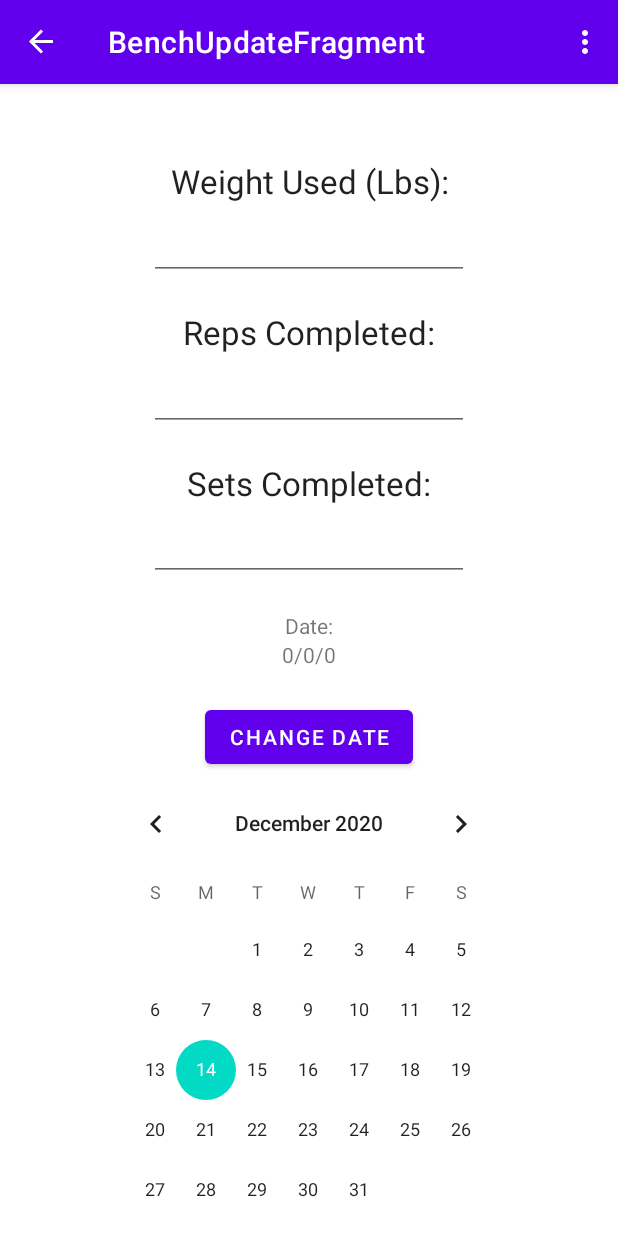
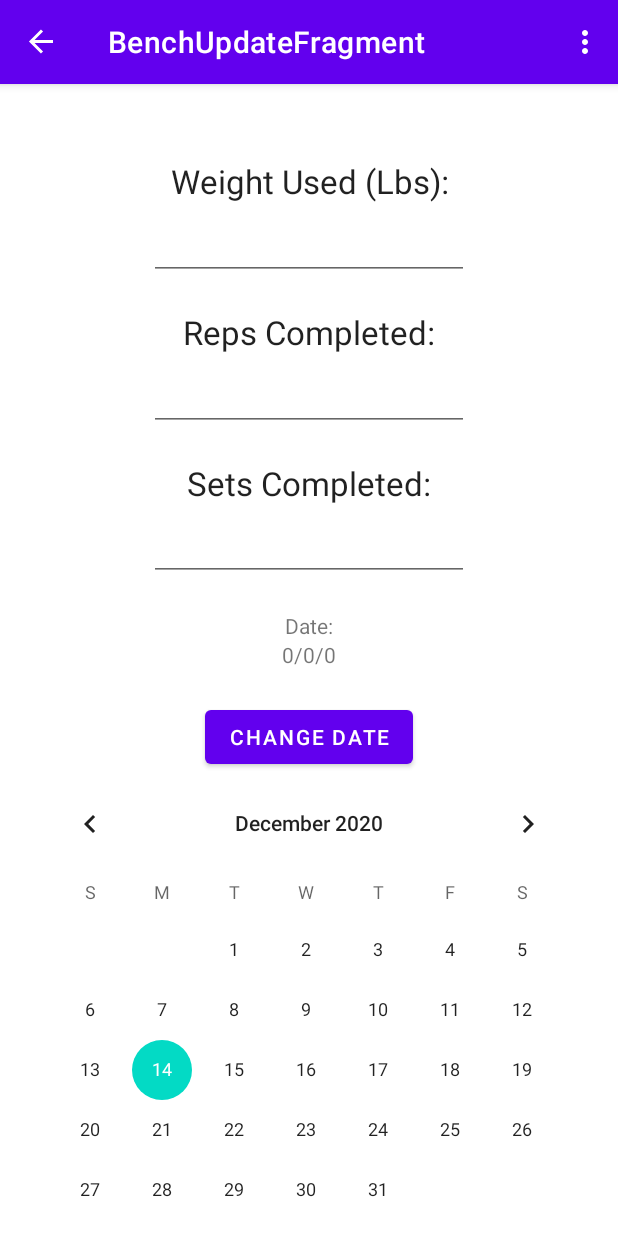
Before and after one commit to wrimicha/WorkoutPal, an Android app: the BenchUpdateFragment screen opened through its navigation route, after a tap on "CHANGE DATE", on a phone screen of 412 x 824 dp. Run offline under Robolectric (Android 15) with nearby library versions, the phone set to English and light mode, and no system bars; our stand-ins replace data binding, navigation-ui; 1 statement that could not run was skipped.

Commit message:
made the calendar bigger on bench update

```diff
--- a/app/src/main/res/layout/fragment_bench_update.xml
+++ b/app/src/main/res/layout/fragment_bench_update.xml
@@ -146,7 +146,7 @@
 
                 <CalendarView
                     android:id="@+id/calendarView2"
-                    android:layout_width="278dp"
+                    android:layout_width="380dp"
                     android:layout_height="308dp"
                     android:layout_marginBottom="36dp"
                     android:foregroundGravity="center_horizontal" />
```
